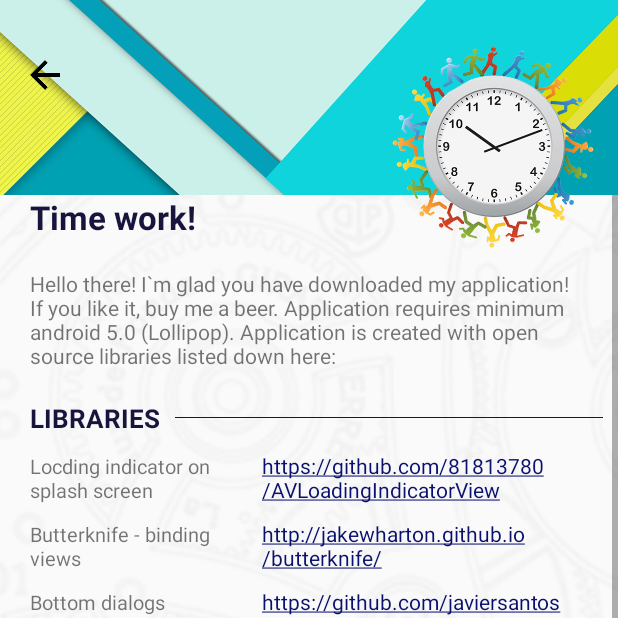
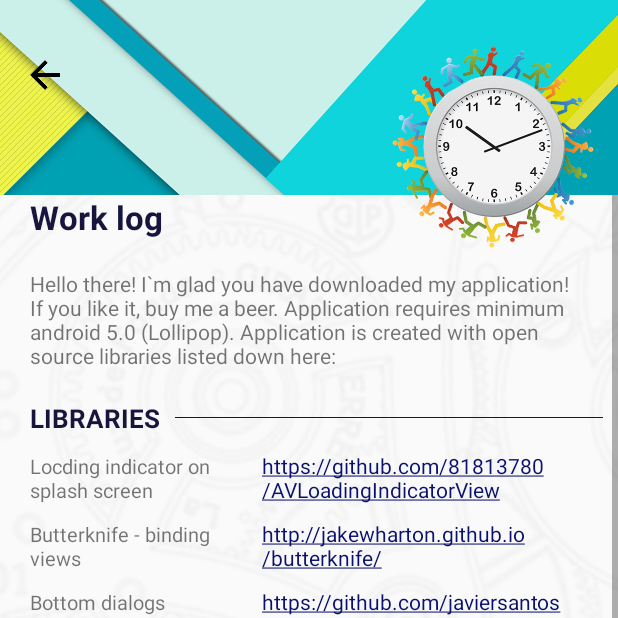
Before and after one commit to kofcio94/timesheet-v2, an Android app: the AboutAppActivity screen opened directly, with no data from a screen before it, on a phone screen of 412 x 824 dp, the top half of it. Run offline under Robolectric (Android 15) with nearby library versions, the phone set to English and light mode, and no system bars; our stand-ins replace CircleImageView; plain views replace DiagonalLayout, KenBurnsView.

Commit message:
changes little

```diff
--- a/app/src/main/res/values/strings.xml
+++ b/app/src/main/res/values/strings.xml
@@ -1,5 +1,5 @@
 <resources>
-    <string name="app_name">Time work!</string>
+    <string name="app_name">Work log</string>
     <string name="application_is_loading">Application is loading</string>
     <string name="in_dev">in development</string>
     <string name="ok">OK</string>
```
